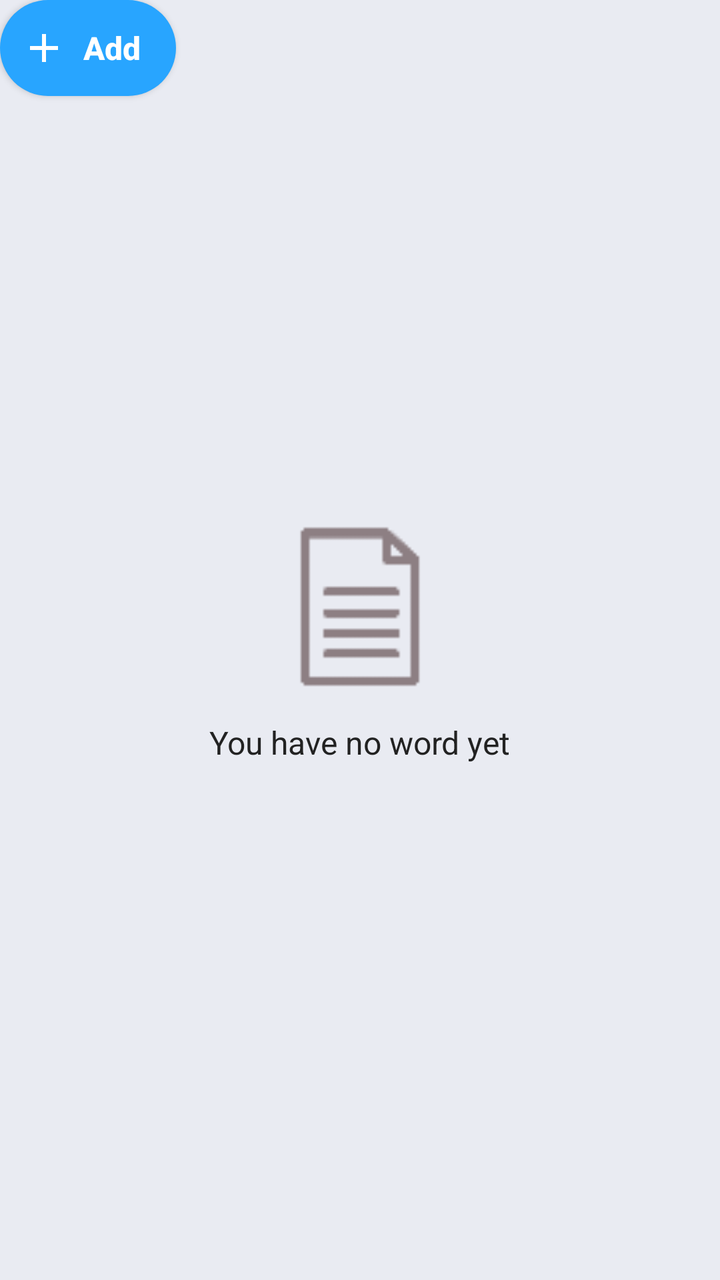
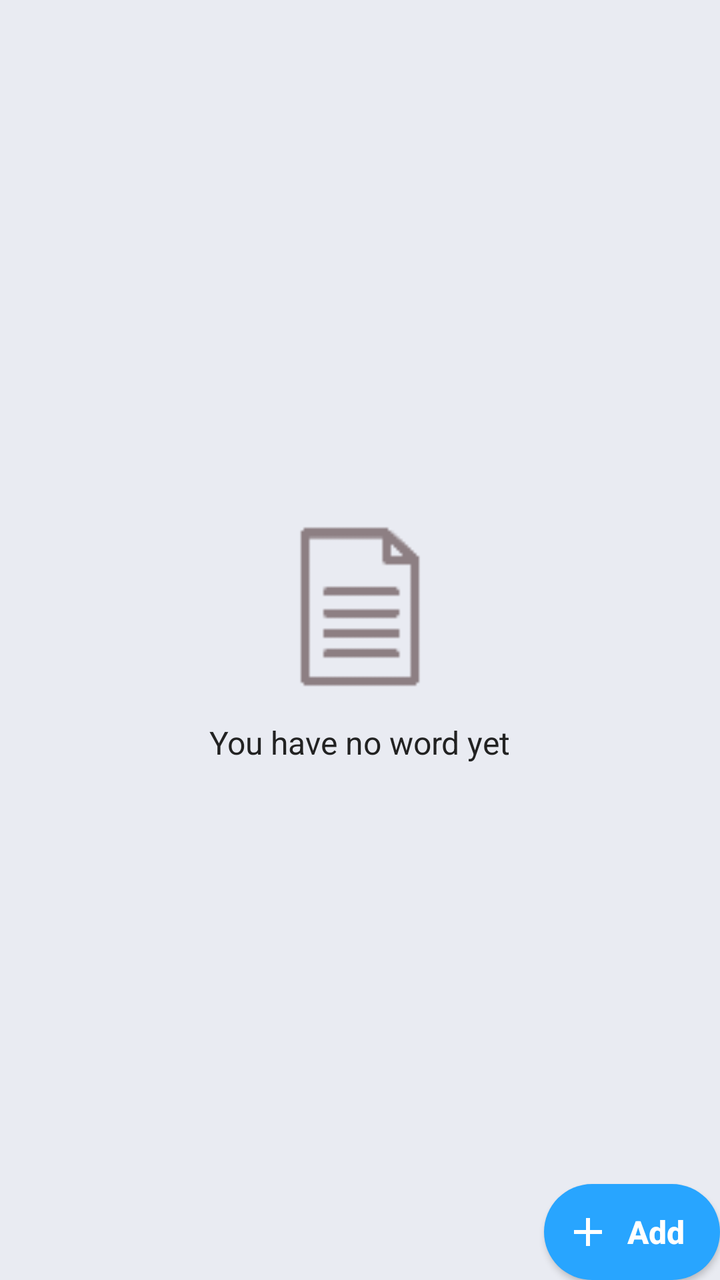

Before-and-after screenshots of an Android layout around one commit, followed by the original layout XML and the change that was made.
<!-- AndroidManifest.xml: application theme Theme.Todolist -->
<!-- res/layout/empty_word.xml -->
<?xml version="1.0" encoding="utf-8"?>
<androidx.constraintlayout.widget.ConstraintLayout
    xmlns:android="http://schemas.android.com/apk/res/android"
    xmlns:app="http://schemas.android.com/apk/res-auto"
    xmlns:tools="http://schemas.android.com/tools"
    android:id="@+id/main"
    android:layout_width="match_parent"
    android:layout_height="match_parent"
    android:background="#E9EBF2"
    tools:context=".MainActivity">

    
    <LinearLayout
        android:id="@+id/emptyStateLayout"
        android:layout_width="wrap_content"
        android:layout_height="wrap_content"
        android:orientation="vertical"
        android:gravity="center"
        app:layout_constraintTop_toTopOf="parent"
        app:layout_constraintBottom_toBottomOf="parent"
        app:layout_constraintStart_toStartOf="parent"
        app:layout_constraintEnd_toEndOf="parent">

        <ImageView
            android:id="@+id/imageEmpty"
            android:layout_width="90dp"
            android:layout_height="90dp"
            android:src="@drawable/file"
            android:contentDescription="Empty file icon"
            android:tint="#8D7F83" />

        <TextView
            android:id="@+id/textEmpty"
            android:layout_width="wrap_content"
            android:layout_height="wrap_content"
            android:layout_marginTop="12dp"
            android:text="You have no word yet"
            android:textColor="#222222"
            android:textSize="16sp" />

    </LinearLayout>

    <androidx.appcompat.widget.AppCompatButton
        android:id="@+id/button"
        android:layout_width="wrap_content"
        android:layout_height="wrap_content"
        android:layout_gravity="bottom|end"
        android:background="@drawable/rounded_button"
        android:drawableStart="@drawable/baseline_add_24"
        android:drawableTint="@color/white"
        android:elevation="6dp"
        android:padding="10dp"
        android:text="Add"
        android:textAllCaps="false"
        android:textColor="@color/white"
        android:textSize="16sp"
        android:textStyle="bold"
        tools:layout_editor_absoluteX="320dp"
        tools:layout_editor_absoluteY="616dp" />

</androidx.constraintlayout.widget.ConstraintLayout>
<!-- resources referenced by this layout -->
<resources>
  <color name="white">#FFFFFFFF</color>
  <!-- drawable baseline_add_24 (drawable) -->
  <vector xmlns:android="http://schemas.android.com/apk/res/android" android:height="24dp" android:tint="#000000" android:viewportHeight="24" android:viewportWidth="24" android:width="24dp">
        
      <path android:fillColor="@android:color/white" android:pathData="M19,13h-6v6h-2v-6H5v-2h6V5h2v6h6v2z"/>
      
  </vector>
  <!-- drawable file: png bitmap (drawable, 422 bytes) -->
  <!-- drawable rounded_button (drawable) -->
  <shape xmlns:android="http://schemas.android.com/apk/res/android">
      <solid android:color="#28A5FF"/>
  
      <corners android:radius="50dp"/>
  </shape>
  <style name="Theme.Todolist" parent="Base.Theme.Todolist" />
  <style name="Base.Theme.Todolist" parent="Theme.Material3.DayNight.NoActionBar">
          
          
      </style>
</resources>

<!-- the commit's change to res/layout/empty_word.xml (unified diff, before → after) -->
@@ -27,7 +27,7 @@
             android:layout_height="90dp"
             android:src="@drawable/file"
             android:contentDescription="Empty file icon"
-            android:tint="#8D7F83" />
+            app:tint="#8D7F83" />
 
         <TextView
             android:id="@+id/textEmpty"
@@ -55,6 +55,8 @@
         android:textColor="@color/white"
         android:textSize="16sp"
         android:textStyle="bold"
+        app:layout_constraintEnd_toEndOf="parent"
+        app:layout_constraintBottom_toBottomOf="parent"
         tools:layout_editor_absoluteX="320dp"
         tools:layout_editor_absoluteY="616dp" />
 
